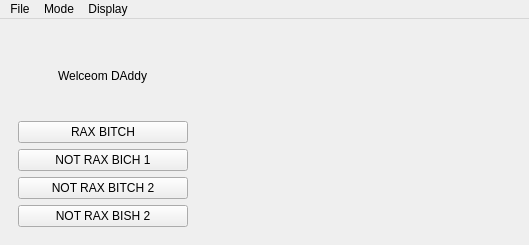
PeterDulworth/PhyloVis, file gui_layout.ui: the form before one commit.
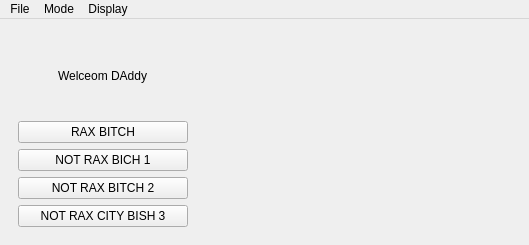
The form after the commit.

Commit message: lol not sure

```diff
--- a/gui_layout.ui
+++ b/gui_layout.ui
@@ -111,7 +111,7 @@
             <item>
              <widget class="QPushButton" name="notRax3Btn">
               <property name="text">
-               <string>NOT RAX BISH 2</string>
+               <string>NOT RAX CITY BISH 3</string>
               </property>
              </widget>
             </item>
```
Left out of the diff: 12 changed lines with no effect on the pictures. The commit also changes 1 other file.
